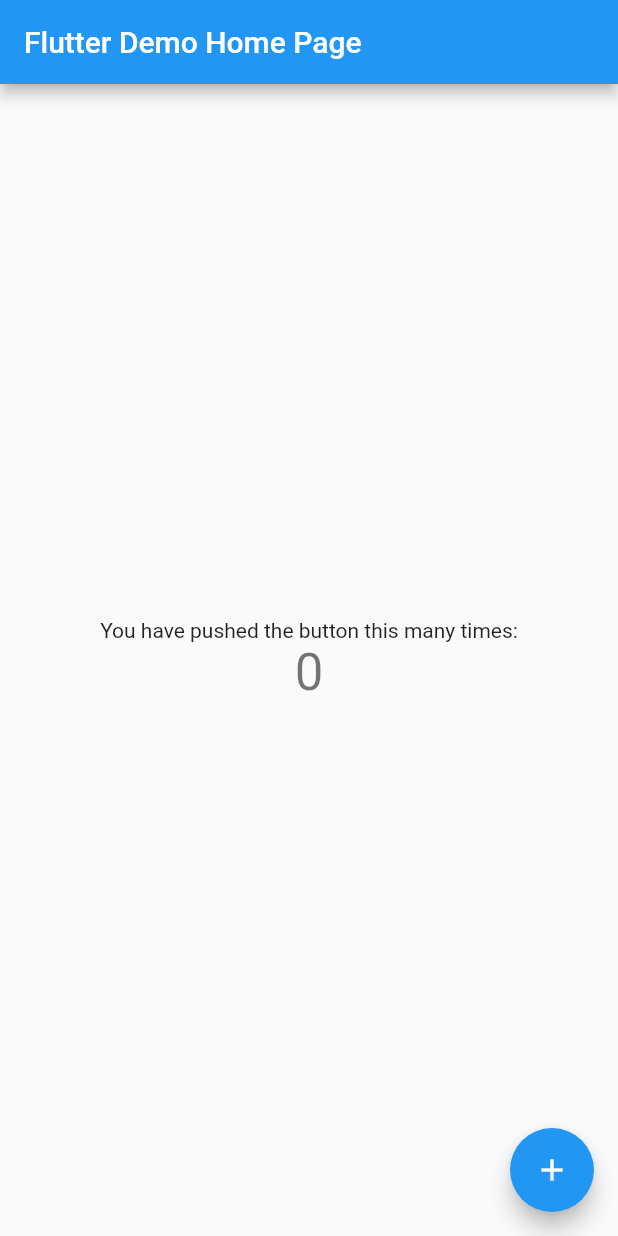
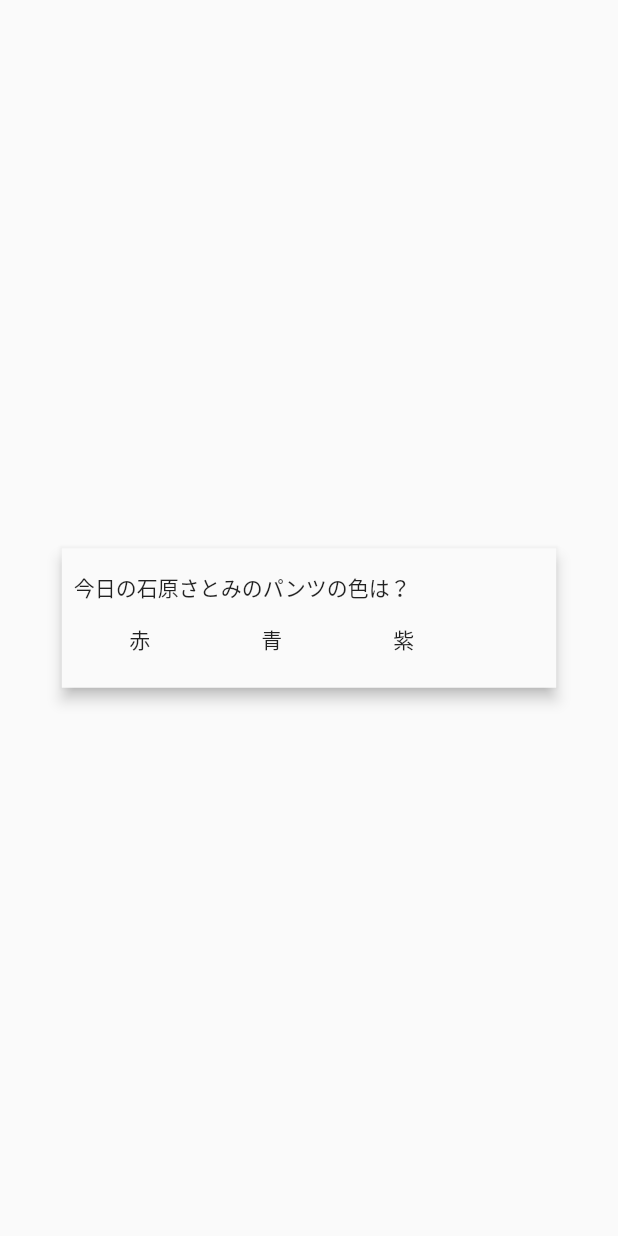
Before and after one commit to dshukertjr/quiz, a Flutter app: the screen it shows after launch, on a phone screen of 412 x 824 dp. Run offline on Flutter 3.47's test engine with Material 2 defaults, Android fonts, the phone set to English and light mode, and no system bars.

Commit message:
created basic ui of answering screen

```diff
--- a/lib/main.dart
+++ b/lib/main.dart
@@ -1,4 +1,5 @@
 import 'package:flutter/material.dart';
+import 'package:quiz/pages/home_page.dart';
 
 void main() => runApp(MyApp());
 
@@ -9,103 +10,9 @@ class MyApp extends StatelessWidget {
     return MaterialApp(
       title: 'Flutter Demo',
       theme: ThemeData(
-        // This is the theme of your application.
-        //
-        // Try running your application with "flutter run". You'll see the
-        // application has a blue toolbar. Then, without quitting the app, try
-        // changing the primarySwatch below to Colors.green and then invoke
-        // "hot reload" (press "r" in the console where you ran "flutter run",
-        // or simply save your changes to "hot reload" in a Flutter IDE).
-        // Notice that the counter didn't reset back to zero; the application
-        // is not restarted.
         primarySwatch: Colors.blue,
       ),
-      home: MyHomePage(title: 'Flutter Demo Home Page'),
+      home: HomePage(),
     );
   }
 }
-
-class MyHomePage extends StatefulWidget {
-  MyHomePage({Key key, this.title}) : super(key: key);
-
-  // This widget is the home page of your application. It is stateful, meaning
-  // that it has a State object (defined below) that contains fields that affect
-  // how it looks.
-
-  // This class is the configuration for the state. It holds the values (in this
-  // case the title) provided by the parent (in this case the App widget) and
-  // used by the build method of the State. Fields in a Widget subclass are
-  // always marked "final".
-
-  final String title;
-
-  @override
-  _MyHomePageState createState() => _MyHomePageState();
-}
-
-class _MyHomePageState extends State<MyHomePage> {
-  int _counter = 0;
-
-  void _incrementCounter() {
-    setState(() {
-      // This call to setState tells the Flutter framework that something has
-      // changed in this State, which causes it to rerun the build method below
-      // so that the display can reflect the updated values. If we changed
-      // _counter without calling setState(), then the build method would not be
-      // called again, and so nothing would appear to happen.
-      _counter++;
-    });
-  }
-
-  @override
-  Widget build(BuildContext context) {
-    // This method is rerun every time setState is called, for instance as done
-    // by the _incrementCounter method above.
-    //
-    // The Flutter framework has been optimized to make rerunning build methods
-    // fast, so that you can just rebuild anything that needs updating rather
-    // than having to individually change instances of widgets.
-    return Scaffold(
-      appBar: AppBar(
-        // Here we take the value from the MyHomePage object that was created by
-        // the App.build method, and use it to set our appbar title.
-        title: Text(widget.title),
-      ),
-      body: Center(
-        // Center is a layout widget. It takes a single child and positions it
-        // in the middle of the parent.
-        child: Column(
-          // Column is also a layout widget. It takes a list of children and
-          // arranges them vertically. By default, it sizes itself to fit its
-          // children horizontally, and tries to be as tall as its parent.
-          //
-          // Invoke "debug painting" (press "p" in the console, choose the
-          // "Toggle Debug Paint" action from the Flutter Inspector in Android
-          // Studio, or the "Toggle Debug Paint" command in Visual Studio Code)
-          // to see the wireframe for each widget.
-          //
-          // Column has various properties to control how it sizes itself and
-          // how it positions its children. Here we use mainAxisAlignment to
-          // center the children vertically; the main axis here is the vertical
-          // axis because Columns are vertical (the cross axis would be
-          // horizontal).
-          mainAxisAlignment: MainAxisAlignment.center,
-          children: <Widget>[
-            Text(
-              'You have pushed the button this many times:',
-            ),
-            Text(
-              '$_counter',
-              style: Theme.of(context).textTheme.display1,
-            ),
-          ],
-        ),
-      ),
-      floatingActionButton: FloatingActionButton(
-        onPressed: _incrementCounter,
-        tooltip: 'Increment',
-        child: Icon(Icons.add),
-      ), // This trailing comma makes auto-formatting nicer for build methods.
-    );
-  }
-}
--- /dev/null
+++ b/lib/models/problem.dart
@@ -0,0 +1,13 @@
+import 'package:flutter/foundation.dart';
+
+class Problem {
+  final String question;
+  final List<String> choices;
+  final int answer;
+
+  Problem({
+    @required this.question,
+    @required this.choices,
+    @required this.answer,
+  });
+}
--- /dev/null
+++ b/lib/pages/home_page.dart
@@ -0,0 +1,20 @@
+import 'package:flutter/material.dart';
+import 'package:quiz/models/problem.dart';
+import 'package:quiz/widgets/problem_block.dart';
+
+class HomePage extends StatelessWidget {
+  @override
+  Widget build(BuildContext context) {
+    return Scaffold(
+      body: Center(
+        child: ProblemBlock(
+          problem: Problem(
+            question: '今日の石原さとみのパンツの色は？',
+            answer: 0,
+            choices: ['赤', '青', '紫'],
+          ),
+        ),
+      ),
+    );
+  }
+}
--- /dev/null
+++ b/lib/widgets/problem_block.dart
@@ -0,0 +1,79 @@
+import 'package:flutter/material.dart';
+import 'package:quiz/models/problem.dart';
+
+class ProblemBlock extends StatefulWidget {
+  final Problem problem;
+
+  const ProblemBlock({
+    Key key,
+    @required this.problem,
+  }) : super(key: key);
+
+  @override
+  _ProblemBlockState createState() => _ProblemBlockState();
+}
+
+class _ProblemBlockState extends State<ProblemBlock> {
+  int choice;
+  @override
+  Widget build(BuildContext context) {
+    return ConstrainedBox(
+      constraints: BoxConstraints(
+        maxWidth: MediaQuery.of(context).size.width * 0.8,
+      ),
+      child: Material(
+        elevation: 4,
+        child: Padding(
+          padding: const EdgeInsets.fromLTRB(8, 16, 8, 8),
+          child: Column(
+            crossAxisAlignment: CrossAxisAlignment.stretch,
+            mainAxisSize: MainAxisSize.min,
+            children: <Widget>[
+              Text(widget.problem.question),
+              choice == null ? _beforeAnswering() : _afterAnswering(),
+            ],
+          ),
+        ),
+      ),
+    );
+  }
+
+  Widget _beforeAnswering() {
+    return Wrap(
+      children: List.generate(
+          widget.problem.choices.length,
+          (index) => FlatButton(
+                child: Text(widget.problem.choices[index]),
+                onPressed: () {
+                  _answered(index);
+                },
+              )),
+    );
+  }
+
+  Widget _afterAnswering() {
+    return Padding(
+      padding: const EdgeInsets.all(8.0),
+      child: Column(
+        children: <Widget>[
+          Text(
+            widget.problem.answer == choice ? '正解！' : '残念...',
+            textAlign: TextAlign.center,
+            style: TextStyle(
+              color: widget.problem.answer == choice ? Colors.red : Colors.blue,
+              fontSize: 24,
+            ),
+          ),
+          SizedBox(height: 8),
+          Text('答えは${widget.problem.choices[widget.problem.answer]}です！'),
+        ],
+      ),
+    );
+  }
+
+  void _answered(int index) {
+    setState(() {
+      choice = index;
+    });
+  }
+}
```
